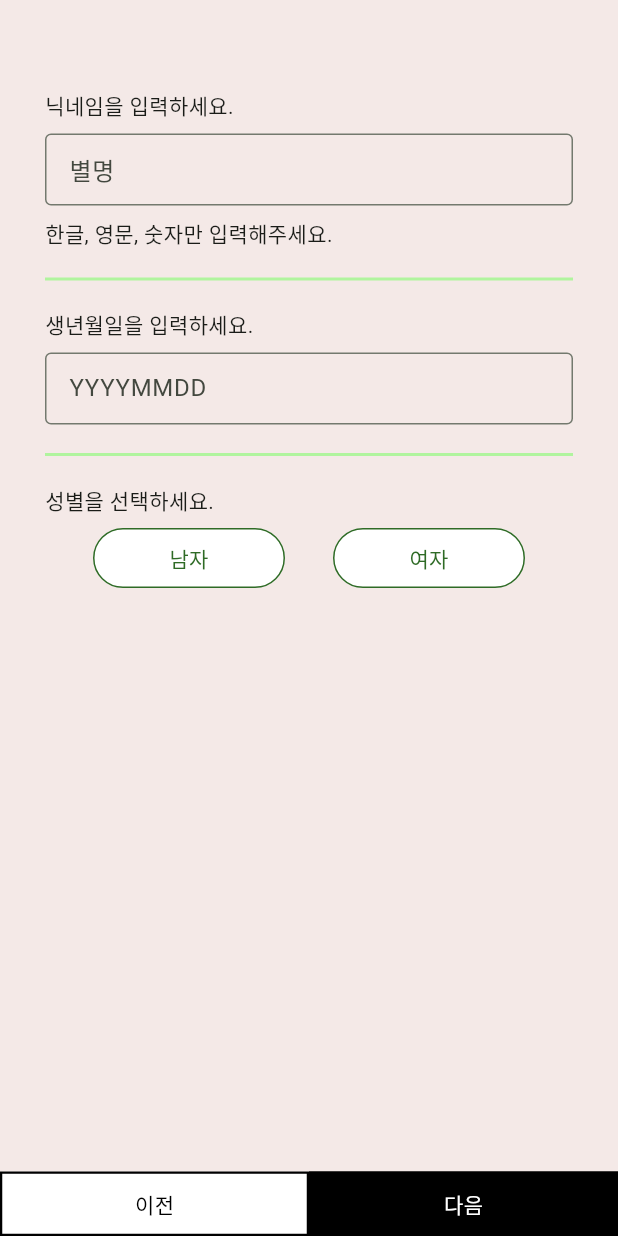
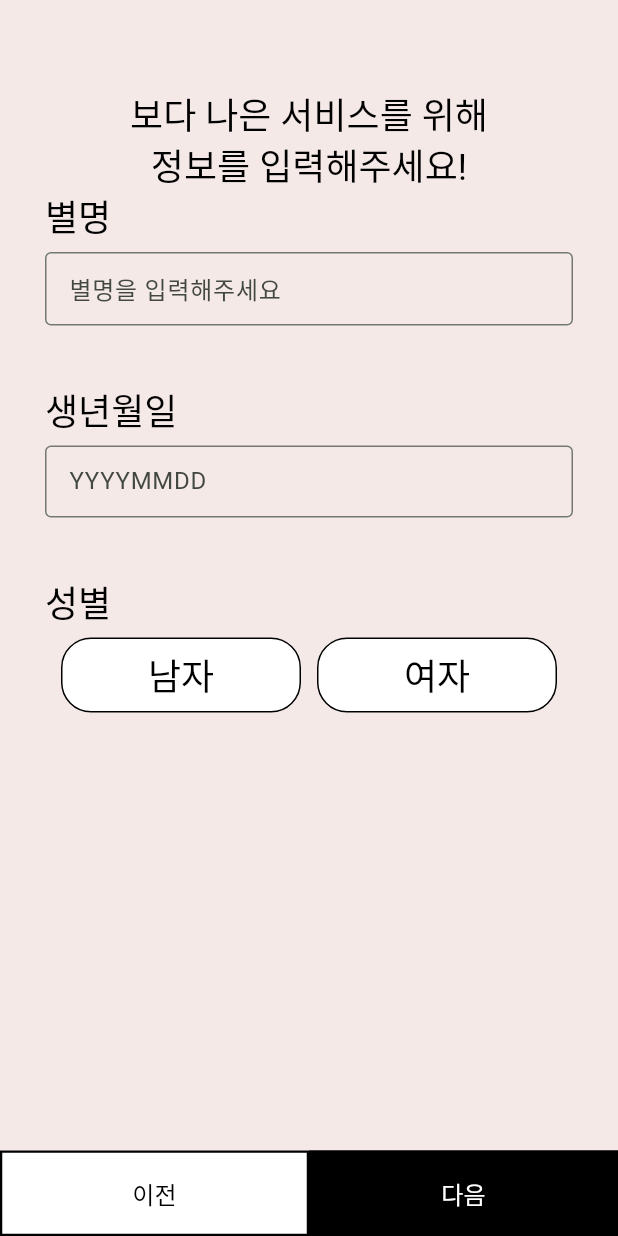
Before and after one commit to seungjoonHH/Pistachio, a Flutter app: the RegisterPage screen opened by its route, on a phone screen of 412 x 824 dp. Run offline on Flutter 3.47's test engine with Material 2 defaults, Android fonts, the phone set to English and light mode, and no system bars; drawn by our look-alikes of carousel_slider; our stand-ins replace animated_flip_counter, cloud_firestore, dots_indicator, firebase_auth, firebase_core, firebase_messaging and 12 more; missing offline and left inert: bottom_sheet_bar, flutter_polygon, flutter_shake_animated; accounts and stored records are empty; Roboto replaces fonts that are missing (BMJUA).

Commit message:
register page update

```diff
--- a/lib/view/page/onboarding/widget.dart
+++ b/lib/view/page/onboarding/widget.dart
@@ -67,7 +67,7 @@ class CarouselView extends StatelessWidget {
               child: controller.visible
                   ? const PButton(
                 onPressed: RegisterPresenter.toRegister,
-                text: '설정하러 가기',
+                text: '시작하기',
                 stretch: true,
               ) : CarouselIndicator(count: messages.length),
             ),
--- a/lib/view/page/register/widget.dart
+++ b/lib/view/page/register/widget.dart
@@ -57,7 +57,6 @@ class CarouselView extends StatelessWidget {
                   )
                 : Container(),
             Column(
-              mainAxisAlignment: MainAxisAlignment.spaceBetween,
               children: [
                 Expanded(
                   child: Container(
@@ -113,7 +112,20 @@ class UserInfoView extends StatelessWidget {
               Column(
                 crossAxisAlignment: CrossAxisAlignment.start,
                 children: [
-                  const Text('닉네임을 입력하세요.'),
+                  Center(
+                    child: PText(
+                      '보다 나은 서비스를 위해\n정보를 입력해주세요!',
+                      style: textTheme.headlineSmall,
+                      color: PTheme.black,
+                      maxLines: 2,
+                      align: TextAlign.center,
+                    ),
+                  ),
+                  PText(
+                    '별명',
+                    style: textTheme.headlineSmall,
+                    color: PTheme.black,
+                  ),
                   const SizedBox(height: 8.0),
                   ShakeWidget(
                     autoPlay: controller.invalids[0],
@@ -122,24 +134,22 @@ class UserInfoView extends StatelessWidget {
                       controller: RegisterPresenter.nickNameCont,
                       decoration: const InputDecoration(
                         border: OutlineInputBorder(),
-                        hintText: '별명',
+                        hintText: '별명을 입력해주세요',
                         isDense: true,
                       ),
                     ),
                   ),
-                  const SizedBox(height: 8.0),
-                  const Text('한글, 영문, 숫자만 입력해주세요.'),
+                  const SizedBox(height: 40.0),
                 ],
-              ),
-              Divider(
-                height: 40.0,
-                thickness: 2.0,
-                color: Theme.of(context).colorScheme.primaryContainer,
               ),
               Column(
                 crossAxisAlignment: CrossAxisAlignment.start,
                 children: [
-                  const Text('생년월일을 입력하세요.'),
+                  PText(
+                    '생년월일',
+                    style: textTheme.headlineSmall,
+                    color: PTheme.black,
+                  ),
                   const SizedBox(height: 8.0),
                   ShakeWidget(
                     autoPlay: controller.invalids[1],
@@ -153,17 +163,17 @@ class UserInfoView extends StatelessWidget {
                       ),
                     ),
                   ),
+                  const SizedBox(height: 40.0),
                 ],
-              ),
-              Divider(
-                height: 40.0,
-                thickness: 2.0,
-                color: Theme.of(context).colorScheme.primaryContainer,
               ),
               Column(
                 crossAxisAlignment: CrossAxisAlignment.start,
                 children: [
-                  const Text('성별을 선택하세요.'),
+                  PText(
+                    '성별',
+                    style: textTheme.headlineSmall,
+                    color: PTheme.black,
+                  ),
                   const SizedBox(height: 8.0),
                   ShakeWidget(
                     autoPlay: controller.invalids[2],
@@ -202,28 +212,27 @@ class SexSelectionButton extends StatelessWidget {
     return GetBuilder<RegisterPresenter>(
       builder: (controller) {
         return SizedBox(
-          width: 128.0,
-          height: 40.0,
+          width: 160.0,
+          height: 50.0,
           child: ElevatedButton(
             onPressed: () => controller.setSex(sex),
             style: OutlinedButton.styleFrom(
               padding: EdgeInsets.zero,
               elevation: 0.0,
               backgroundColor: sex == controller.newcomer.sex
-                  ? Theme.of(context).colorScheme.primary
-                  : Theme.of(context).colorScheme.onPrimary,
-              side: BorderSide(color: Theme.of(context).colorScheme.primary),
+                  ? PTheme.black
+                  : PTheme.white,
+              side: BorderSide(color: PTheme.black),
               shape: RoundedRectangleBorder(
                 borderRadius: BorderRadius.circular(20.0),
               ),
             ),
-            child: Text(
+            child: PText(
               texts[sex]!,
-              style: TextStyle(
-                color: sex == controller.newcomer.sex
-                    ? Theme.of(context).colorScheme.onPrimary
-                    : Theme.of(context).colorScheme.primary,
-              ),
+              style: textTheme.headlineSmall,
+              color: sex == controller.newcomer.sex
+                  ? PTheme.white
+                  : PTheme.black,
             ),
           ),
         );
@@ -959,6 +968,7 @@ class CarouselButton extends StatelessWidget {
               text: '이전',
               textColor: Colors.black,
               backgroundColor: Colors.white,
+              padding: EdgeInsets.all(15.0),
               stretch: true,
               multiple: true,
             ),
@@ -966,6 +976,7 @@ class CarouselButton extends StatelessWidget {
               onPressed: controller.nextPressed,
               text: lastPage ? '완료' : '다음',
               backgroundColor: Colors.black,
+              padding: EdgeInsets.all(15.0),
               stretch: true,
               multiple: true,
             ),
--- a/lib/view/widget/button/button.dart
+++ b/lib/view/widget/button/button.dart
@@ -55,7 +55,7 @@ class PButton extends StatelessWidget {
             mainAxisSize: MainAxisSize.min,
             children: [
               if (stretch) const Expanded(child: SizedBox()),
-              child ?? PText(text!, color: textColor),
+              child ?? PText(text!, color: textColor, style: textTheme.titleMedium),
               if (stretch) const Expanded(child: SizedBox()),
             ],
           ),
```
